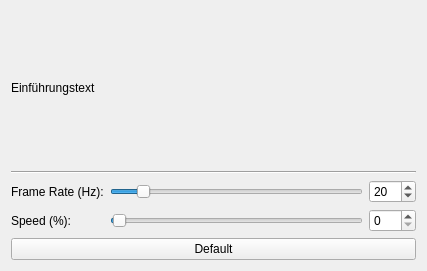
The window that demo/src/ui/rainbow.ui (Tinkerforge/blinkenlights) describes before a commit, drawn with Qt 5.
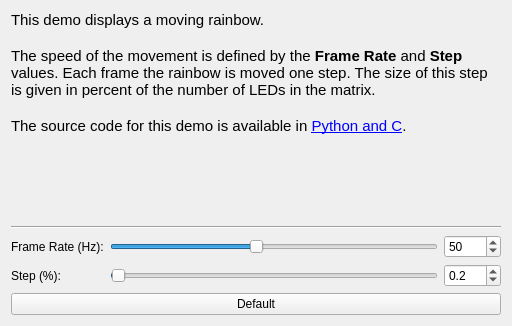
The same window after the commit.

Commit message: demo: Add help text to each tab

What changed in the file:
```diff
--- a/demo/src/ui/rainbow.ui
+++ b/demo/src/ui/rainbow.ui
@@ -6,8 +6,8 @@
    <rect>
     <x>0</x>
     <y>0</y>
-    <width>427</width>
-    <height>271</height>
+    <width>512</width>
+    <height>326</height>
    </rect>
   </property>
   <property name="windowTitle">
@@ -17,13 +17,30 @@
    <item>
     <widget class="QLabel" name="label">
      <property name="sizePolicy">
-      <sizepolicy hsizetype="Preferred" vsizetype="Preferred">
+      <sizepolicy hsizetype="MinimumExpanding" vsizetype="MinimumExpanding">
        <horstretch>0</horstretch>
        <verstretch>1</verstretch>
       </sizepolicy>
      </property>
      <property name="text">
-      <string>Einführungstext</string>
+      <string>&lt;!DOCTYPE HTML PUBLIC &quot;-//W3C//DTD HTML 4.0//EN&quot; &quot;http://www.w3.org/TR/REC-html40/strict.dtd&quot;&gt;
+&lt;html&gt;&lt;head&gt;&lt;meta name=&quot;qrichtext&quot; content=&quot;1&quot; /&gt;&lt;style type=&quot;text/css&quot;&gt;
+p, li { white-space: pre-wrap; }
+&lt;/style&gt;&lt;/head&gt;&lt;body style=&quot; font-family:'Ubuntu'; font-size:11pt; font-weight:400; font-style:normal;&quot;&gt;
+&lt;p style=&quot; margin-top:0px; margin-bottom:0px; margin-left:0px; margin-right:0px; -qt-block-indent:0; text-indent:0px;&quot;&gt;This demo displays a moving rainbow.&lt;/p&gt;
+&lt;p style=&quot;-qt-paragraph-type:empty; margin-top:0px; margin-bottom:0px; margin-left:0px; margin-right:0px; -qt-block-indent:0; text-indent:0px;&quot;&gt;&lt;/p&gt;
+&lt;p style=&quot; margin-top:0px; margin-bottom:0px; margin-left:0px; margin-right:0px; -qt-block-indent:0; text-indent:0px;&quot;&gt;The speed of the movement is defined by the &lt;span style=&quot; font-weight:600;&quot;&gt;Frame Rate&lt;/span&gt; and &lt;span style=&quot; font-weight:600;&quot;&gt;Step&lt;/span&gt; values. Each frame the rainbow is moved one step. The size of this step is given in percent of the number of LEDs in the matrix.&lt;/p&gt;
+&lt;p style=&quot;-qt-paragraph-type:empty; margin-top:0px; margin-bottom:0px; margin-left:0px; margin-right:0px; -qt-block-indent:0; text-indent:0px;&quot;&gt;&lt;/p&gt;
+&lt;p style=&quot; margin-top:0px; margin-bottom:0px; margin-left:0px; margin-right:0px; -qt-block-indent:0; text-indent:0px;&quot;&gt;The source code for this demo is available in &lt;a href=&quot;http://www.tinkerforge.com/en/doc/Kits/Blinkenlights/Blinkenlights.html#rainbow&quot;&gt;&lt;span style=&quot; text-decoration: underline; color:#0000ff;&quot;&gt;Python and C&lt;/span&gt;&lt;/a&gt;.&lt;/p&gt;&lt;/body&gt;&lt;/html&gt;</string>
+     </property>
+     <property name="alignment">
+      <set>Qt::AlignLeading|Qt::AlignLeft|Qt::AlignTop</set>
+     </property>
+     <property name="wordWrap">
+      <bool>true</bool>
+     </property>
+     <property name="openExternalLinks">
+      <bool>true</bool>
      </property>
     </widget>
    </item>
@@ -46,7 +63,7 @@
      <item row="1" column="0">
       <widget class="QLabel" name="label_4">
        <property name="text">
-        <string>Speed (%):</string>
+        <string>Step (%):</string>
        </property>
       </widget>
      </item>
@@ -62,7 +79,7 @@
         <number>5</number>
        </property>
        <property name="value">
-        <number>20</number>
+        <number>50</number>
        </property>
        <property name="tracking">
         <bool>true</bool>
@@ -78,13 +95,13 @@
         <number>0</number>
        </property>
        <property name="maximum">
-        <number>100</number>
+        <number>1000</number>
        </property>
        <property name="pageStep">
         <number>5</number>
        </property>
        <property name="value">
-        <number>1</number>
+        <number>2</number>
        </property>
        <property name="tracking">
         <bool>true</bool>
@@ -103,17 +120,20 @@
         <number>100</number>
        </property>
        <property name="value">
-        <number>20</number>
+        <number>50</number>
        </property>
       </widget>
      </item>
      <item row="1" column="2">
-      <widget class="QSpinBox" name="spinbox_speed">
-       <property name="minimum">
-        <number>0</number>
+      <widget class="QDoubleSpinBox" name="spinbox_step">
+       <property name="decimals">
+        <number>1</number>
        </property>
-       <property name="maximum">
-        <number>100</number>
+       <property name="singleStep">
+        <double>0.100000000000000</double>
+       </property>
+       <property name="value">
+        <double>0.200000000000000</double>
        </property>
       </widget>
      </item>
```
Left out of the diff: 2 changed lines with no effect on the pictures. The commit also changes 6 other files.
